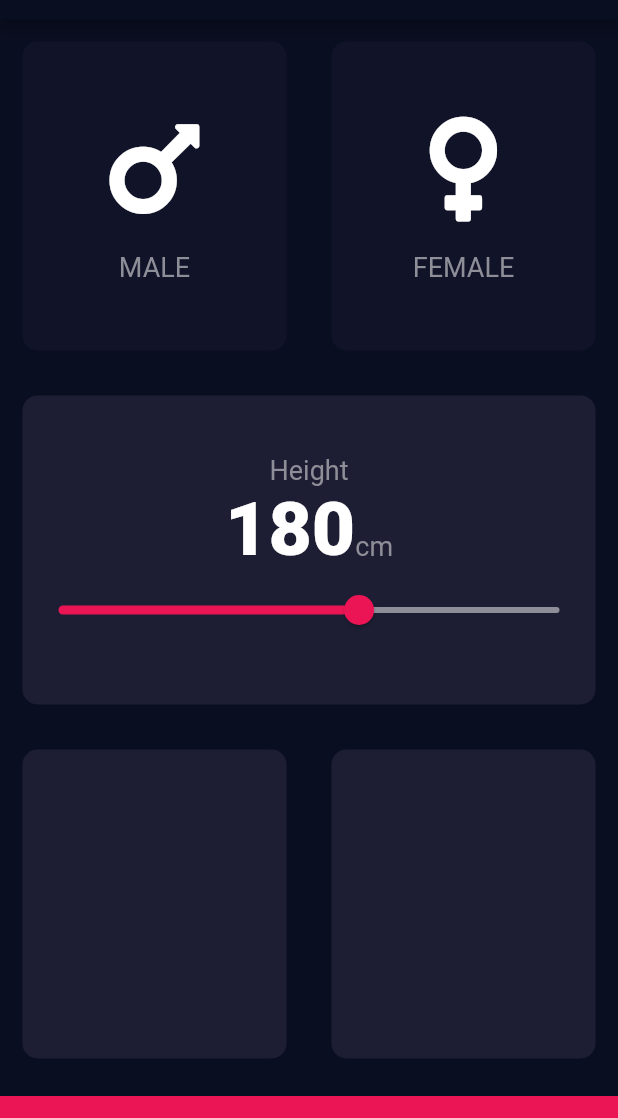
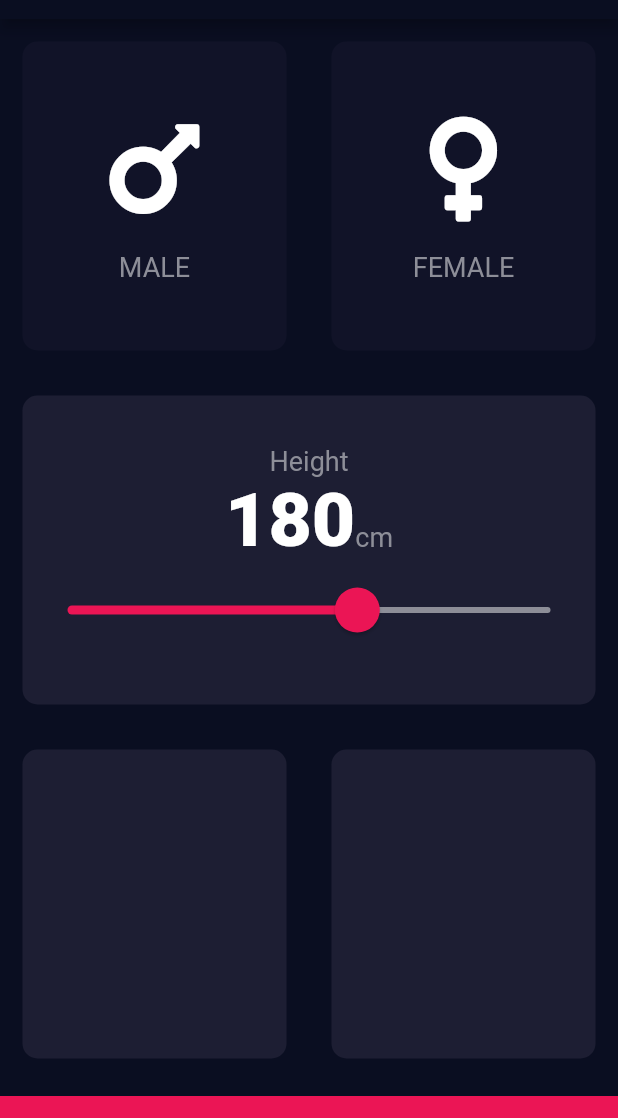
Before and after one commit to Ayushd70/bmi-calculator, a Flutter app: the screen it shows after launch, on a phone screen of 412 x 824 dp, the part 65-1183 px from its top. Run offline on Flutter 3.47's test engine with Material 2 defaults, Android fonts, the phone set to English and light mode, and no system bars; our stand-ins replace font_awesome_flutter.

Commit message:
input_page: use SliderTheme to theme up some elements of slider
* themeup thumbShape

Signed-off-by: Ayush Dubey <ayushdubey70@gmail.com>

```diff
--- a/lib/input_page.dart
+++ b/lib/input_page.dart
@@ -89,7 +89,14 @@ class _InputPageState extends State<InputPage> {
                       ),
                     ],
                   ),
-                  Slider(
+                  SliderTheme(
+                    data: SliderTheme.of(context).copyWith(
+                      thumbShape:
+                          RoundSliderThumbShape(enabledThumbRadius: 15.0),
+                      overlayShape:
+                          RoundSliderOverlayShape(overlayRadius: 30.0),
+                    ),
+                    child: Slider(
                       value: height.toDouble(),
                       min: kMinHeight,
                       max: kMaxHeight,
@@ -100,6 +107,7 @@ class _InputPageState extends State<InputPage> {
                           height = newValue.round();
                         });
                       },
+                    ),
                   ),
                 ],
               ),
```
Lines whose indentation alone changed are shown as unchanged.
